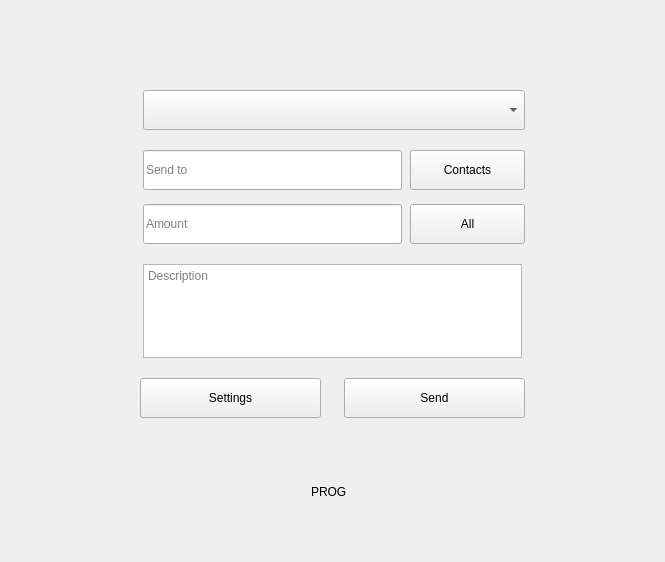
Before: the Qt Designer form windows/send2_online.ui in 0xkobe/mwc-wallet, drawn with Qt 5.
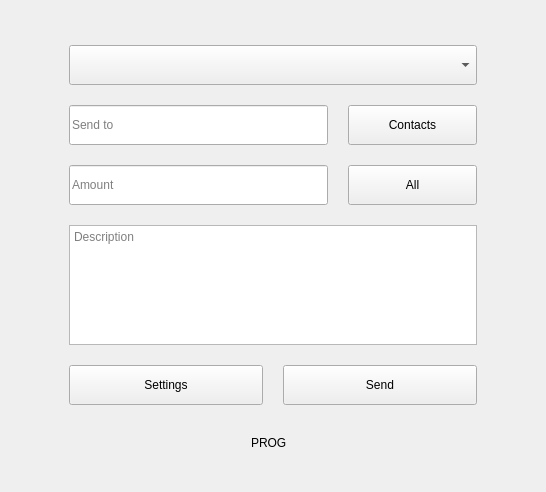
After: the same form once the commit is applied. Custom widgets are drawn as their Qt base class.

What changed in the file:
```diff
--- a/windows/send2_online.ui
+++ b/windows/send2_online.ui
@@ -6,12 +6,12 @@
    <rect>
     <x>0</x>
     <y>0</y>
-    <width>665</width>
-    <height>562</height>
+    <width>546</width>
+    <height>492</height>
    </rect>
   </property>
   <property name="sizePolicy">
-   <sizepolicy hsizetype="Fixed" vsizetype="Fixed">
+   <sizepolicy hsizetype="Minimum" vsizetype="Minimum">
     <horstretch>0</horstretch>
     <verstretch>0</verstretch>
    </sizepolicy>
@@ -19,7 +19,10 @@
   <property name="windowTitle">
    <string>Form</string>
   </property>
-  <layout class="QVBoxLayout" name="verticalLayout" stretch="2,0,1,0,1">
+  <layout class="QVBoxLayout" name="verticalLayout_2" stretch="2,0,1,0,1">
+   <property name="spacing">
+    <number>0</number>
+   </property>
    <item>
     <spacer name="verticalSpacer">
      <property name="orientation">
@@ -28,58 +31,51 @@
      <property name="sizeHint" stdset="0">
       <size>
        <width>20</width>
-       <height>53</height>
+       <height>17</height>
       </size>
      </property>
     </spacer>
    </item>
    <item>
-    <layout class="QHBoxLayout" name="horizontalLayout">
+    <layout class="QHBoxLayout" name="horizontalLayout_5" stretch="1,7,1">
+     <property name="spacing">
+      <number>0</number>
+     </property>
      <item>
       <spacer name="horizontalSpacer">
        <property name="orientation">
         <enum>Qt::Horizontal</enum>
        </property>
+       <property name="sizeType">
+        <enum>QSizePolicy::Minimum</enum>
+       </property>
        <property name="sizeHint" stdset="0">
         <size>
-         <width>40</width>
+         <width>0</width>
          <height>20</height>
         </size>
        </property>
       </spacer>
      </item>
      <item>
-      <widget class="QFrame" name="frame">
-       <property name="minimumSize">
-        <size>
-         <width>391</width>
-         <height>340</height>
-        </size>
+      <layout class="QVBoxLayout" name="verticalLayout">
+       <property name="spacing">
+        <number>20</number>
        </property>
-       <property name="maximumSize">
-        <size>
-         <width>391</width>
-         <height>340</height>
-        </size>
+       <property name="sizeConstraint">
+        <enum>QLayout::SetDefaultConstraint</enum>
        </property>
-       <property name="frameShape">
-        <enum>QFrame::NoFrame</enum>
-       </property>
-       <property name="frameShadow">
-        <enum>QFrame::Raised</enum>
-       </property>
-       <widget class="QPushButton" name="sendButton">
-        <property name="geometry">
-         <rect>
-          <x>207</x>
-          <y>291</y>
-          <width>181</width>
-          <height>40</height>
-         </rect>
-        </property>
+       <item>
+        <widget class="QComboBox" name="accountComboBox">
+         <property name="sizePolicy">
+          <sizepolicy hsizetype="Minimum" vsizetype="Fixed">
+           <horstretch>0</horstretch>
+           <verstretch>0</verstretch>
+          </sizepolicy>
+         </property>
         <property name="minimumSize">
          <size>
-          <width>0</width>
+           <width>200</width>
           <height>40</height>
          </size>
         </property>
@@ -89,25 +85,21 @@
           <height>40</height>
          </size>
         </property>
-        <property name="cursor">
-         <cursorShape>PointingHandCursor</cursorShape>
-        </property>
-        <property name="toolTip">
-         <string>Send MWC</string>
-        </property>
-        <property name="text">
-         <string>Send</string>
-        </property>
-       </widget>
-       <widget class="QPushButton" name="settingsButton2">
-        <property name="geometry">
-         <rect>
-          <x>3</x>
-          <y>291</y>
-          <width>181</width>
-          <height>40</height>
-         </rect>
-        </property>
+        </widget>
+       </item>
+       <item>
+        <layout class="QHBoxLayout" name="horizontalLayout" stretch="2,1">
+         <property name="spacing">
+          <number>20</number>
+         </property>
+         <item>
+          <widget class="control::MwcLineEditNormal" name="sendEdit">
+           <property name="sizePolicy">
+            <sizepolicy hsizetype="Minimum" vsizetype="Fixed">
+             <horstretch>0</horstretch>
+             <verstretch>0</verstretch>
+            </sizepolicy>
+           </property>
         <property name="minimumSize">
          <size>
           <width>0</width>
@@ -120,25 +112,13 @@
           <height>40</height>
          </size>
         </property>
-        <property name="cursor">
-         <cursorShape>PointingHandCursor</cursorShape>
-        </property>
-        <property name="toolTip">
-         <string>Click to change settings. Number of change outputs and required confirmations.</string>
-        </property>
-        <property name="text">
-         <string>Settings</string>
-        </property>
-       </widget>
+           <property name="placeholderText">
+            <string>Send to</string>
+           </property>
+          </widget>
+         </item>
+         <item>
        <widget class="control::MwcPushButtonNormal" name="contactsButton">
-        <property name="geometry">
-         <rect>
-          <x>273</x>
-          <y>63</y>
-          <width>115</width>
-          <height>40</height>
-         </rect>
-        </property>
         <property name="minimumSize">
          <size>
           <width>0</width>
@@ -161,28 +141,41 @@
          <string>Contacts</string>
         </property>
        </widget>
-       <widget class="QTextEdit" name="descriptionEdit">
-        <property name="geometry">
-         <rect>
-          <x>6</x>
-          <y>177</y>
-          <width>379</width>
-          <height>94</height>
-         </rect>
+         </item>
+        </layout>
+       </item>
+       <item>
+        <layout class="QHBoxLayout" name="horizontalLayout_3" stretch="2,1">
+         <property name="spacing">
+          <number>20</number>
+         </property>
+         <item>
+          <widget class="control::MwcLineEditNormal" name="amountEdit">
+           <property name="sizePolicy">
+            <sizepolicy hsizetype="Minimum" vsizetype="Fixed">
+             <horstretch>0</horstretch>
+             <verstretch>0</verstretch>
+            </sizepolicy>
+           </property>
+           <property name="minimumSize">
+            <size>
+             <width>0</width>
+             <height>40</height>
+            </size>
+           </property>
+           <property name="maximumSize">
+            <size>
+             <width>16777215</width>
+             <height>40</height>
+            </size>
         </property>
         <property name="placeholderText">
-         <string>Description</string>
-        </property>
-       </widget>
+            <string>Amount</string>
+           </property>
+          </widget>
+         </item>
+         <item>
        <widget class="control::MwcPushButtonNormal" name="allAmountButton">
-        <property name="geometry">
-         <rect>
-          <x>273</x>
-          <y>117</y>
-          <width>115</width>
-          <height>40</height>
-         </rect>
-        </property>
         <property name="minimumSize">
          <size>
           <width>0</width>
@@ -205,40 +198,41 @@
          <string>All</string>
         </property>
        </widget>
-       <widget class="control::MwcLineEditNormal" name="sendEdit">
-        <property name="geometry">
-         <rect>
-          <x>6</x>
-          <y>63</y>
-          <width>259</width>
-          <height>40</height>
-         </rect>
+         </item>
+        </layout>
+       </item>
+       <item>
+        <widget class="QTextEdit" name="descriptionEdit">
+         <property name="sizePolicy">
+          <sizepolicy hsizetype="Minimum" vsizetype="Minimum">
+           <horstretch>0</horstretch>
+           <verstretch>0</verstretch>
+          </sizepolicy>
         </property>
         <property name="minimumSize">
          <size>
-          <width>0</width>
-          <height>40</height>
+           <width>200</width>
+           <height>0</height>
          </size>
         </property>
         <property name="maximumSize">
          <size>
           <width>16777215</width>
-          <height>40</height>
+           <height>120</height>
          </size>
         </property>
         <property name="placeholderText">
-         <string>Send to</string>
-        </property>
-       </widget>
-       <widget class="QComboBox" name="accountComboBox">
-        <property name="geometry">
-         <rect>
-          <x>6</x>
-          <y>3</y>
-          <width>382</width>
-          <height>40</height>
-         </rect>
-        </property>
+          <string>Description</string>
+         </property>
+        </widget>
+       </item>
+       <item>
+        <layout class="QHBoxLayout" name="horizontalLayout_4" stretch="1,1">
+         <property name="spacing">
+          <number>20</number>
+         </property>
+         <item>
+          <widget class="QPushButton" name="settingsButton2">
         <property name="minimumSize">
          <size>
           <width>0</width>
@@ -251,16 +245,19 @@
           <height>40</height>
          </size>
         </property>
-       </widget>
-       <widget class="control::MwcLineEditNormal" name="amountEdit">
-        <property name="geometry">
-         <rect>
-          <x>6</x>
-          <y>117</y>
-          <width>259</width>
-          <height>40</height>
-         </rect>
-        </property>
+           <property name="cursor">
+            <cursorShape>PointingHandCursor</cursorShape>
+           </property>
+           <property name="toolTip">
+            <string>Click to change settings. Number of change outputs and required confirmations.</string>
+           </property>
+           <property name="text">
+            <string>Settings</string>
+           </property>
+          </widget>
+         </item>
+         <item>
+          <widget class="QPushButton" name="sendButton">
         <property name="minimumSize">
          <size>
           <width>0</width>
@@ -273,20 +270,32 @@
           <height>40</height>
          </size>
         </property>
-        <property name="placeholderText">
-         <string>Amount</string>
-        </property>
-       </widget>
-      </widget>
+           <property name="cursor">
+            <cursorShape>PointingHandCursor</cursorShape>
+           </property>
+           <property name="toolTip">
+            <string>Send MWC</string>
+           </property>
+           <property name="text">
+            <string>Send</string>
+           </property>
+          </widget>
+         </item>
+        </layout>
+       </item>
+      </layout>
      </item>
      <item>
       <spacer name="horizontalSpacer_2">
        <property name="orientation">
         <enum>Qt::Horizontal</enum>
        </property>
+       <property name="sizeType">
+        <enum>QSizePolicy::Minimum</enum>
+       </property>
        <property name="sizeHint" stdset="0">
         <size>
-         <width>40</width>
+         <width>0</width>
          <height>20</height>
         </size>
        </property>
@@ -302,7 +311,7 @@
      <property name="sizeHint" stdset="0">
       <size>
        <width>20</width>
-       <height>24</height>
+       <height>7</height>
       </size>
      </property>
     </spacer>
@@ -314,6 +323,9 @@
        <property name="orientation">
         <enum>Qt::Horizontal</enum>
        </property>
+       <property name="sizeType">
+        <enum>QSizePolicy::Minimum</enum>
+       </property>
        <property name="sizeHint" stdset="0">
         <size>
          <width>40</width>
@@ -352,6 +364,9 @@
        <property name="orientation">
         <enum>Qt::Horizontal</enum>
        </property>
+       <property name="sizeType">
+        <enum>QSizePolicy::Minimum</enum>
+       </property>
        <property name="sizeHint" stdset="0">
         <size>
          <width>40</width>
@@ -370,7 +385,7 @@
      <property name="sizeHint" stdset="0">
       <size>
        <width>20</width>
-       <height>25</height>
+       <height>7</height>
       </size>
      </property>
     </spacer>
@@ -378,21 +393,21 @@
   </layout>
  </widget>
  <customwidgets>
-  <customwidget>
-   <class>control::MwcPushButtonNormal</class>
-   <extends>QPushButton</extends>
-   <header>control/MwcPushButton.h</header>
-  </customwidget>
-  <customwidget>
-   <class>control::MwcLineEditNormal</class>
-   <extends>QLineEdit</extends>
-   <header>control/MwcLineEdit.h</header>
-  </customwidget>
   <customwidget>
    <class>control::MwcLabelProgress</class>
    <extends>QLabel</extends>
    <header>control/MwcLabelProgress.h</header>
   </customwidget>
+  <customwidget>
+   <class>control::MwcLineEditNormal</class>
+   <extends>QLineEdit</extends>
+   <header>control/MwcLineEdit.h</header>
+  </customwidget>
+  <customwidget>
+   <class>control::MwcPushButtonNormal</class>
+   <extends>QPushButton</extends>
+   <header>control/MwcPushButton.h</header>
+  </customwidget>
  </customwidgets>
  <resources/>
  <connections/>
```
Lines whose indentation alone changed are shown as unchanged.
